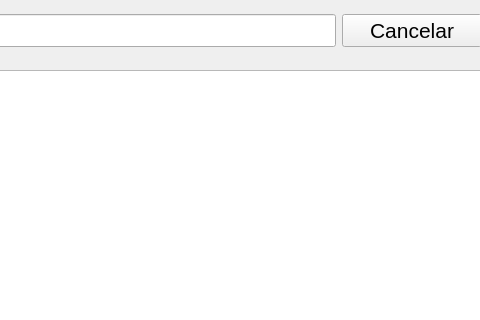
Qt form sociobuscar.ui (agustingabiola/mutCam) before a commit; both pictures show x 653 to 1133 and y 0 to 320 of the 1300 by 650 pixel window.
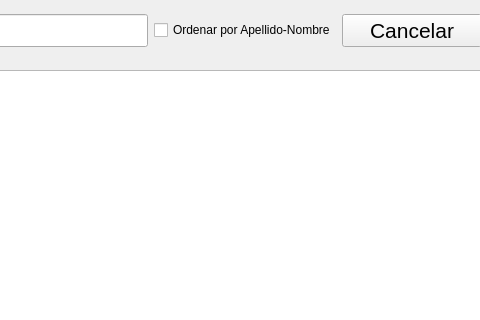
The same form after that commit. Icons and pictures are not drawn.

Commit message: Ahora se guarda un archivo PDF Checkbox en socios para ordenar la busqueda alfabeticamente

```diff
--- a/sociobuscar.ui
+++ b/sociobuscar.ui
@@ -201,6 +201,13 @@
       </property>
      </widget>
     </item>
+    <item>
+     <widget class="QCheckBox" name="checkBox">
+      <property name="text">
+       <string>Ordenar por Apellido-Nombre</string>
+      </property>
+     </widget>
+    </item>
     <item>
      <widget class="QPushButton" name="pushButtonCancelar">
       <property name="minimumSize">
```
The commit also changes 15 other files.
